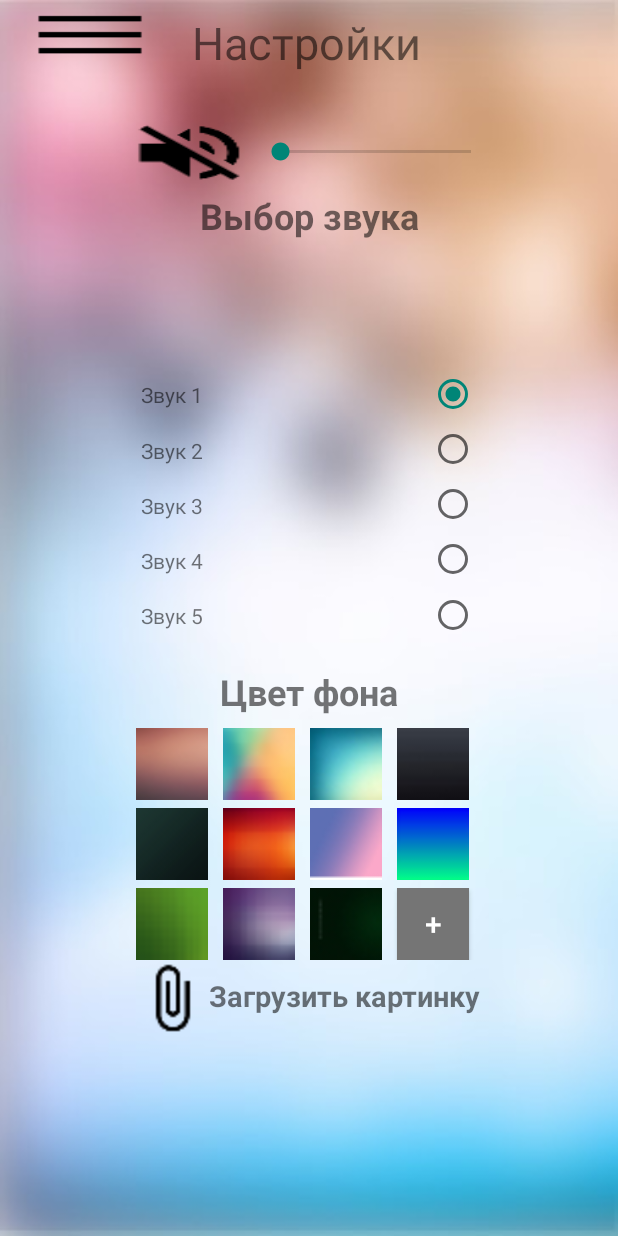
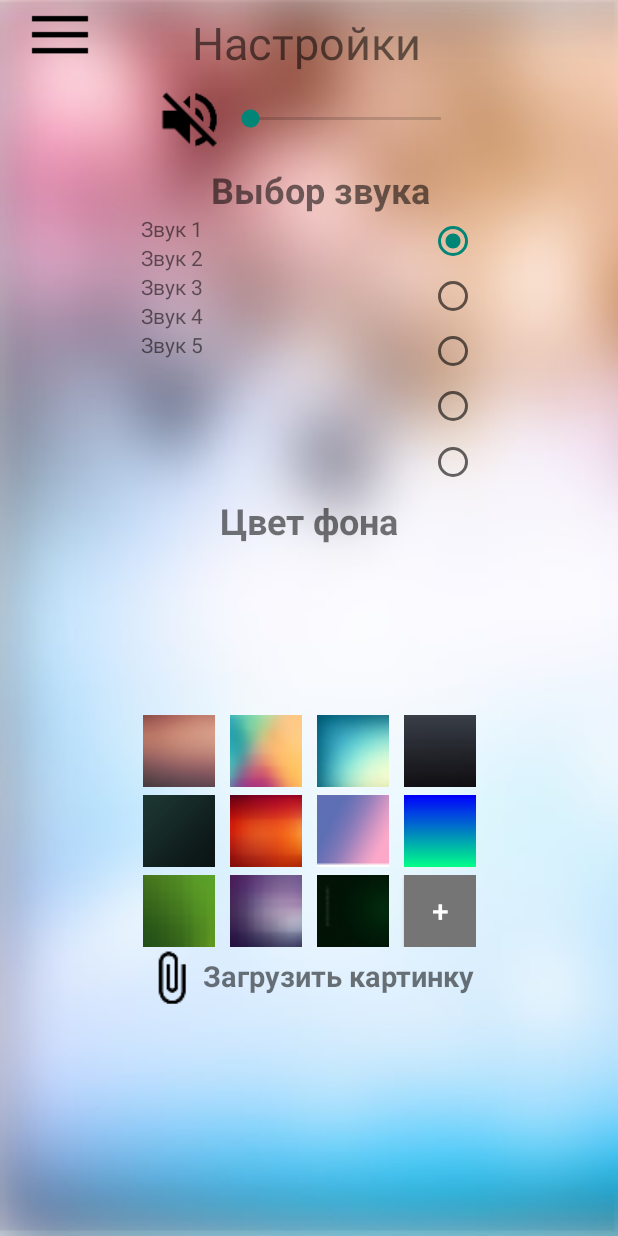
Before and after one commit to Crow20/Test2, an Android app: the SettingsActivity screen opened directly, with no data from a screen before it, on a phone screen of 412 x 824 dp. Run offline under Robolectric (Android 15) with nearby library versions, the phone set to English and light mode, and no system bars.

Commit message:
no message

```diff
--- a/XV/app/src/main/java/com/sike/xv/database/DataBaseAdapter.java
+++ b/XV/app/src/main/java/com/sike/xv/database/DataBaseAdapter.java
@@ -82,7 +82,7 @@ public class DataBaseAdapter extends BaseAdapter {
         StatEntryContract entryContract = getItem(position);
         if(entryContract.get_id()<=9){
             String tmp;
-            tmp = "Игрок " + String.valueOf(entryContract.get_id() + ".");
+            tmp = "Игра " + String.valueOf(entryContract.get_id() + ".");
             ((TextView) view.findViewById(R.id.col1)).setPadding(0, 0, (int)(10*density), 0);
             ((TextView) view.findViewById(R.id.col1)).setText(tmp);
             tmp = "Время: " + entryContract.get_time();
@@ -91,7 +91,7 @@ public class DataBaseAdapter extends BaseAdapter {
             ((TextView) view.findViewById(R.id.col3)).setText(tmp);
         }else{
             String tmp;
-            tmp = "Игрок " + String.valueOf(entryContract.get_id() + ".");
+            tmp = "Игра " + String.valueOf(entryContract.get_id() + ".");
             ((TextView) view.findViewById(R.id.col1)).setText(tmp);
             tmp = "Время: " + entryContract.get_time();
             ((TextView) view.findViewById(R.id.col2)).setText(tmp);
--- a/XV/app/src/main/java/com/sike/xv/manager/ColumnEnum.java
+++ b/XV/app/src/main/java/com/sike/xv/manager/ColumnEnum.java
@@ -5,7 +5,7 @@ package com.sike.xv.manager;
  */
 
 public enum ColumnEnum {
-    FIRST_COLUMN(0), SECOND_COLUMN(87), THIRD_COLUMN(174), FOURTH_COLUMN(261);
+    FIRST_COLUMN(1), SECOND_COLUMN(88), THIRD_COLUMN(174), FOURTH_COLUMN(261);
 
     private int value;
 
--- a/XV/app/src/main/java/com/sike/xv/manager/RowEnum.java
+++ b/XV/app/src/main/java/com/sike/xv/manager/RowEnum.java
@@ -8,7 +8,7 @@ import android.inputmethodservice.Keyboard;
 
 public enum RowEnum {
 
-    FIRST_ROW(0), SECOND_ROW(87), THIRD_ROW(174), FOURTH_ROW(261);
+    FIRST_ROW(2), SECOND_ROW(89), THIRD_ROW(175), FOURTH_ROW(261);
 
     private int value;
 
--- a/XV/app/src/main/res/layout/activity_crop.xml
+++ b/XV/app/src/main/res/layout/activity_crop.xml
@@ -11,7 +11,7 @@
         android:id="@+id/crop"
         android:layout_width="wrap_content"
         android:layout_height="wrap_content"
-        android:text="Обрезать"
+        android:text="Отменить"
         app:layout_constraintLeft_toLeftOf="parent"
         app:layout_constraintRight_toLeftOf="@+id/save"
         app:layout_constraintTop_toTopOf="@+id/save" />
--- a/XV/app/src/main/res/layout/activity_settings.xml
+++ b/XV/app/src/main/res/layout/activity_settings.xml
@@ -19,7 +19,7 @@
 
     <Button
         android:id="@+id/menu_settings"
-        android:layout_width="88dp"
+        android:layout_width="48dp"
         android:layout_height="48dp"
         android:layout_marginLeft="16dp"
         android:layout_marginStart="16dp"
@@ -41,9 +41,9 @@
 
     <Button
         android:id="@+id/sound"
-        android:layout_width="88dp"
+        android:layout_width="48dp"
         android:layout_height="48dp"
-        android:layout_marginTop="22dp"
+        android:layout_marginTop="0dp"
         android:background="@drawable/ic_volume_up_black_36dp"
         app:layout_constraintHorizontal_chainStyle="packed"
         app:layout_constraintLeft_toLeftOf="parent"
@@ -65,15 +65,16 @@
         android:id="@+id/textView3"
         android:layout_width="wrap_content"
         android:layout_height="wrap_content"
-        android:layout_marginTop="8dp"
         android:text="Выбор звука"
         android:textSize="24sp"
         android:textStyle="bold"
         app:layout_constraintLeft_toLeftOf="parent"
         app:layout_constraintRight_toRightOf="parent"
-        app:layout_constraintTop_toBottomOf="@+id/soundLevel"
+        android:layout_marginTop="6dp"
+        app:layout_constraintTop_toBottomOf="@+id/sound"
+        app:layout_constraintHorizontal_bias="0.528"
         android:layout_marginBottom="8dp"
-        app:layout_constraintBottom_toTopOf="@+id/linearLayout"
+        app:layout_constraintBottom_toTopOf="@+id/sound_chooser"
         app:layout_constraintVertical_bias="0.0" />
 
 
@@ -86,79 +87,68 @@
         app:layout_constraintHorizontal_chainStyle="packed"
         android:layout_marginLeft="8dp"
         app:layout_constraintLeft_toLeftOf="parent"
-        app:layout_constraintBottom_toBottomOf="parent"
-        android:layout_marginBottom="8dp"
-        android:layout_marginTop="8dp"
-        app:layout_constraintTop_toBottomOf="@+id/toolbar_settings"
-        app:layout_constraintVertical_bias="0.318"
-        android:layout_marginStart="8dp">
+        android:layout_marginStart="8dp"
+        android:layout_marginTop="0dp"
+        app:layout_constraintTop_toBottomOf="@+id/textView3">
 
         <TableRow
             android:layout_width="match_parent"
-            android:layout_height="match_parent"
-            android:layout_weight="1"
+            android:layout_height="wrap_content"
             android:gravity="center">
 
             <TextView
-                android:layout_width="wrap_content"
-                android:layout_height="wrap_content"
-                android:layout_weight="1"
+                android:layout_width="match_parent"
+                android:layout_height="match_parent"
+                android:layout_weight="0"
                 android:text="Звук 1" />
 
         </TableRow>
 
         <TableRow
             android:layout_width="match_parent"
-            android:layout_height="match_parent"
-            android:layout_weight="1"
+            android:layout_height="wrap_content"
             android:gravity="center">
 
             <TextView
-                android:layout_width="wrap_content"
-                android:layout_height="wrap_content"
-                android:layout_weight="1"
+                android:layout_width="match_parent"
+                android:layout_height="match_parent"
+                android:layout_weight="0"
                 android:text="Звук 2" />
 
         </TableRow>
 
         <TableRow
             android:layout_width="match_parent"
-            android:layout_height="match_parent"
-            android:layout_weight="1"
+            android:layout_height="wrap_content"
             android:gravity="center">
 
             <TextView
-                android:layout_width="wrap_content"
-                android:layout_height="wrap_content"
-                android:layout_weight="1"
+                android:layout_width="match_parent"
+                android:layout_height="match_parent"
                 android:text="Звук 3" />
 
         </TableRow>
 
         <TableRow
             android:layout_width="match_parent"
-            android:layout_height="match_parent"
-            android:layout_weight="1"
+            android:layout_height="wrap_content"
             android:gravity="center">
 
             <TextView
-                android:layout_width="wrap_content"
-                android:layout_height="wrap_content"
-                android:layout_weight="1"
+                android:layout_width="match_parent"
+                android:layout_height="match_parent"
                 android:text="Звук 4" />
 
         </TableRow>
 
         <TableRow
             android:layout_width="match_parent"
-            android:layout_height="match_parent"
-            android:layout_weight="1"
+            android:layout_height="wrap_content"
             android:gravity="center">
 
             <TextView
-                android:layout_width="wrap_content"
-                android:layout_height="wrap_content"
-                android:layout_weight="1"
+                android:layout_width="match_parent"
+                android:layout_height="match_parent"
                 android:text="Звук 5" />
 
         </TableRow>
@@ -174,11 +164,8 @@
         android:textStyle="bold"
         app:layout_constraintLeft_toLeftOf="parent"
         app:layout_constraintRight_toRightOf="parent"
-        app:layout_constraintBottom_toBottomOf="parent"
-        android:layout_marginBottom="194dp"
-        android:layout_marginTop="16dp"
-        app:layout_constraintTop_toBottomOf="@+id/linearLayout"
-        app:layout_constraintVertical_bias="0.0" />
+        android:layout_marginTop="4dp"
+        app:layout_constraintTop_toBottomOf="@+id/sound_chooser" />
 
     <RadioGroup
         android:id="@+id/sound_chooser"
@@ -226,19 +213,17 @@
         android:id="@+id/color_layout"
         android:layout_width="wrap_content"
         android:layout_height="wrap_content"
-        android:layout_marginBottom="8dp"
         android:layout_marginEnd="8dp"
         android:layout_marginLeft="8dp"
         android:layout_marginRight="8dp"
         android:layout_marginStart="8dp"
-        android:layout_marginTop="8dp"
         android:orientation="vertical"
-        app:layout_constraintBottom_toBottomOf="parent"
-        app:layout_constraintHorizontal_bias="0.496"
         app:layout_constraintLeft_toLeftOf="parent"
         app:layout_constraintRight_toRightOf="parent"
-        app:layout_constraintTop_toBottomOf="@+id/textView4"
-        app:layout_constraintVertical_bias="0.0">
+        android:layout_marginBottom="0dp"
+        app:layout_constraintBottom_toTopOf="@+id/guideline5"
+        android:layout_marginTop="8dp"
+        app:layout_constraintTop_toBottomOf="@+id/textView4">
 
         <TableRow
             android:layout_width="match_parent"
@@ -415,8 +400,8 @@
 
             <Button
                 android:id="@+id/button2"
-                android:layout_width="48dp"
-                android:layout_height="48dp"
+                android:layout_width="38dp"
+                android:layout_height="38dp"
                 android:background="@drawable/ic_attach_file_black_24dp"
                 android:onClick="imageButtonOnClick" />
 
@@ -436,18 +421,21 @@
         android:layout_width="wrap_content"
         android:layout_height="wrap_content"
         android:id="@+id/guideline2"
-        app:layout_constraintGuide_begin="94dp"
         android:orientation="vertical"
-        tools:layout_editor_absoluteY="0dp"
-        tools:layout_editor_absoluteX="94dp" />
+        app:layout_constraintGuide_percent="0.23" />
 
     <android.support.constraint.Guideline
         android:layout_width="wrap_content"
         android:layout_height="wrap_content"
         android:id="@+id/guideline4"
         android:orientation="vertical"
-        app:layout_constraintGuide_end="93dp"
-        tools:layout_editor_absoluteY="0dp"
-        tools:layout_editor_absoluteX="319dp" />
+        app:layout_constraintGuide_percent="0.7761557" />
+
+    <android.support.constraint.Guideline
+        android:layout_width="wrap_content"
+        android:layout_height="wrap_content"
+        android:id="@+id/guideline5"
+        android:orientation="horizontal"
+        app:layout_constraintGuide_percent="0.94" />
 
 </android.support.constraint.ConstraintLayout>
--- a/XV/app/src/main/res/layout/item.xml
+++ b/XV/app/src/main/res/layout/item.xml
@@ -12,14 +12,15 @@
         android:id="@+id/col1"
         android:layout_width="wrap_content"
         android:layout_height="wrap_content"
-        android:layout_marginRight="20dp"
+        android:layout_marginRight="16dp"
         android:text="TextView"
         android:textSize="18sp"
         app:layout_constraintHorizontal_bias="0.0"
         app:layout_constraintHorizontal_chainStyle="packed"
         app:layout_constraintLeft_toLeftOf="@+id/guideline3"
         app:layout_constraintRight_toLeftOf="@+id/col2"
-        app:layout_constraintTop_toTopOf="@+id/col2" />
+        app:layout_constraintTop_toTopOf="@+id/col2"
+        android:layout_marginTop="0dp" />
 
     <TextView
         android:id="@+id/col2"
```
Also changed, not shown: XV/app/src/main/java/com/sike/xv/CropActivity.java (+60 -9 lines), XV/app/src/main/java/com/sike/xv/GameActivity.java (+42 -27 lines), XV/app/src/main/java/com/sike/xv/SettingsActivity.java (+12 -0 lines).
